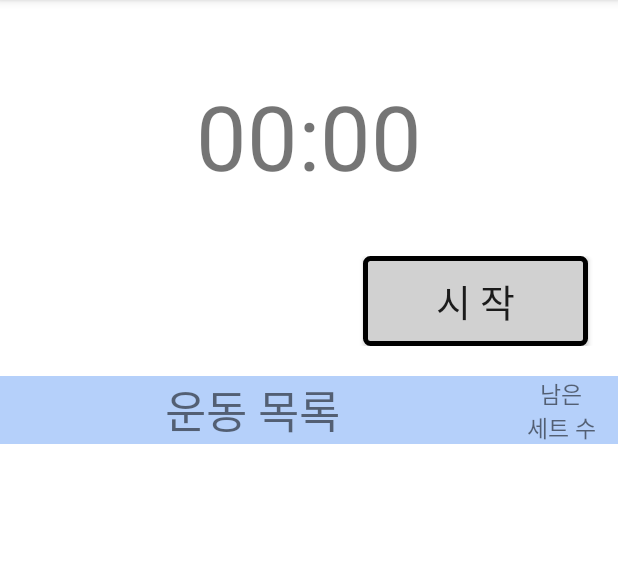
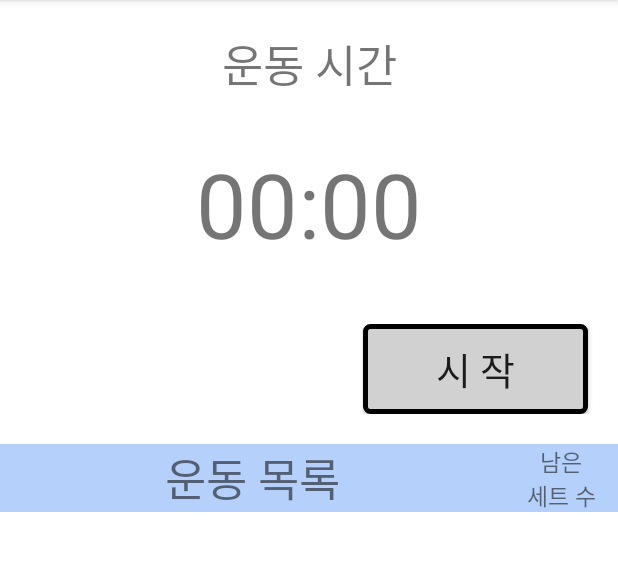
Before and after one commit to ProjectBCSD2021/HealthRoutineApplication, an Android app: the ExerciseStartingActivity screen opened directly, with no data from a screen before it, on a phone screen of 412 x 824 dp, the part 84-655 px from its top. Run offline under Robolectric (Android 15) with nearby library versions, the phone set to English and light mode, and no system bars; our stand-ins replace data binding; 4 statements that could not run were skipped.

Commit message:
운동 상태 추가

```diff
--- a/app/src/main/java/com/example/healthroutineapplication/ExerciseStartingActivity.kt
+++ b/app/src/main/java/com/example/healthroutineapplication/ExerciseStartingActivity.kt
@@ -30,6 +30,10 @@ class ExerciseStartingActivity : AppCompatActivity() {
             adapter.highlightPosition = viewModel.nowIndex
             adapter.setData(it)
         })
+        viewModel.resting.observe(this,{
+            if(it) binding.exerciseState.text = getString(R.string.state_resting)
+            else binding.exerciseState.text = getString(R.string.state_exercising)
+        })
         binding.startButton.setOnClickListener {
             viewModel.startTimer()
             binding.startButton.visibility = View.INVISIBLE
--- a/app/src/main/java/com/example/healthroutineapplication/ExerciseStartingViewModel.kt
+++ b/app/src/main/java/com/example/healthroutineapplication/ExerciseStartingViewModel.kt
@@ -10,15 +10,17 @@ import kotlin.concurrent.timer
 class ExerciseStartingViewModel(dataList : ArrayList<ExerciseRoutine>) : ViewModel() {
     private val _time = MutableLiveData<String>()
     private val _exerciseList = MutableLiveData<ArrayList<ExerciseRoutine>>()
+    private val _resting = MutableLiveData<Boolean>() //true면 쉬는시간 false면 운동시간
     val time : LiveData<String>
         get() = _time
     val exerciseList : LiveData<ArrayList<ExerciseRoutine>>
         get() = _exerciseList
+    val resting : LiveData<Boolean>
+        get() = _resting
     private var listItems = ArrayList<ExerciseRoutine>()
     private var timer : Timer? = null
     private var min = 0
     private var sec = 0
-    private var resting = false //true면 쉬는시간 false면 운동시간
     var nowIndex = 0 //현재 진행중인 운동 인덱스
     private var dataSize = 0 //총 운동 수
     init{
@@ -37,12 +39,12 @@ class ExerciseStartingViewModel(dataList : ArrayList<ExerciseRoutine>) : ViewMod
                     sec = 59
                 }
                 else if(min == 0){ //0분0초인경우
-                    if(resting){ // 쉬는시간이 끝난경우
-                        resting = false
+                    if(_resting.value == true){ // 쉬는시간이 끝난경우
+                        _resting.postValue(false)
                         secToMinSec(listItems[nowIndex].exerciseTimeSec)
                     }
                     else{ // 운동시간이 끝난경우
-                        resting = true
+                        _resting.postValue(true)
                         secToMinSec(listItems[nowIndex].restTimeSec)
                         listItems[nowIndex].setCount--
                         _exerciseList.postValue(listItems)
--- a/app/src/main/res/layout/activity_exercise_starting.xml
+++ b/app/src/main/res/layout/activity_exercise_starting.xml
@@ -7,16 +7,27 @@
     android:layout_height="match_parent"
     tools:context=".ExerciseStartingActivity">
     <TextView
+        android:id="@+id/exerciseState"
+        android:layout_width="match_parent"
+        android:layout_height="wrap_content"
+        android:text="@string/state_exercising"
+        android:textSize="30sp"
+        android:gravity="center"
+        android:layout_marginTop="20dp"
+        app:layout_constraintEnd_toEndOf="parent"
+        app:layout_constraintStart_toStartOf="parent"
+        app:layout_constraintTop_toTopOf="parent"/>
+    <TextView
         android:id="@+id/exerciseTimer"
         android:layout_width="match_parent"
         android:layout_height="wrap_content"
         android:gravity="center"
         android:text="00:00"
         android:textSize="60sp"
-        android:layout_marginTop="50dp"
+        android:layout_marginTop="30dp"
         app:layout_constraintEnd_toEndOf="parent"
         app:layout_constraintStart_toStartOf="parent"
-        app:layout_constraintTop_toTopOf="parent" />
+        app:layout_constraintTop_toBottomOf="@+id/exerciseState" />
     <FrameLayout
         android:id="@+id/linearLayout"
         android:layout_width="match_parent"
--- a/app/src/main/res/values/strings.xml
+++ b/app/src/main/res/values/strings.xml
@@ -4,4 +4,6 @@
     <string name="exercise_set">남은\n세트 수</string>
     <string name="start">시 작</string>
     <string name="pause">일시정지</string>
+    <string name="state_exercising">운동 시간</string>
+    <string name="state_resting">쉬는 시간</string>
 </resources>
```
